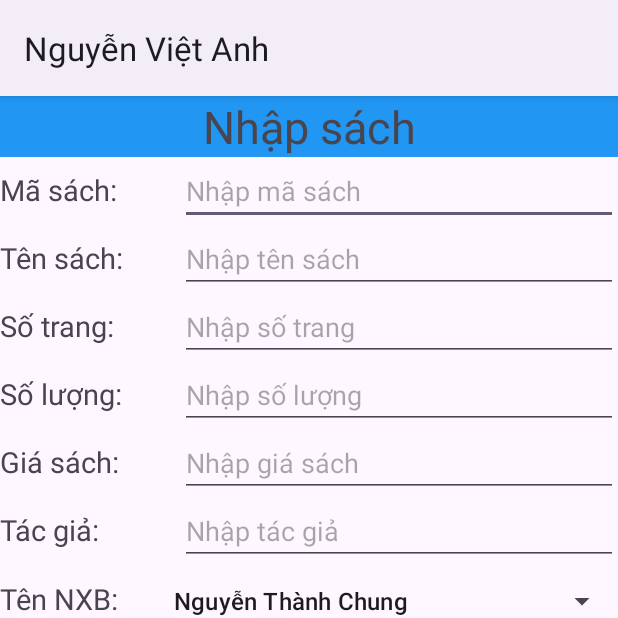
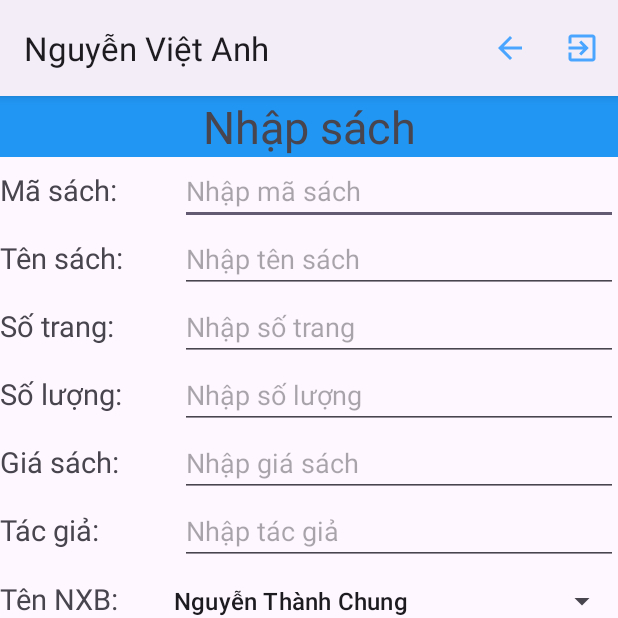
Before and after one commit to NgVietAnh24/quanlythuvien, an Android app: the Nhap_Sach screen opened directly, with no data from a screen before it, on a phone screen of 412 x 824 dp, the top half of it. Run offline under Robolectric (Android 15) with nearby library versions, the light colour scheme and no system bars.

Commit message:
commit and Push

```diff
--- a/app/src/main/java/com/example/quanlythuvien/DB_Users.java
+++ b/app/src/main/java/com/example/quanlythuvien/DB_Users.java
@@ -50,7 +50,7 @@ public class DB_Users extends SQLiteOpenHelper {
     //Kiểm tra người dùng có tồn tại hay không
     public boolean isUserExists(String username, String password) {
         SQLiteDatabase db = this.getReadableDatabase();
-        String sql = "SELECT * FROM tbUSer WHERE username = ? AND password = ?";
+        String sql = "SELECT * FROM tbUser WHERE username = ? AND password = ?";
         Cursor cursor = db.rawQuery(sql, new String[]{username, password});
 
         boolean exists = cursor.moveToFirst();
--- a/app/src/main/java/com/example/quanlythuvien/Danh_Sach_Tra.java
+++ b/app/src/main/java/com/example/quanlythuvien/Danh_Sach_Tra.java
@@ -80,9 +80,7 @@ public class Danh_Sach_Tra extends AppCompatActivity {
         if (item.getItemId() == R.id.mnBack) {
             onBackPressed();
         }
-        if (item.getItemId() == R.id.mnThoat) {
-            finish();
-        }
+
         return super.onOptionsItemSelected(item);
     }
 }
--- a/app/src/main/java/com/example/quanlythuvien/Login.java
+++ b/app/src/main/java/com/example/quanlythuvien/Login.java
@@ -27,18 +27,16 @@ public class Login extends AppCompatActivity {
     }
 
     private void setEvent() {
-
+        db_users = new DB_Users(this);
         btnLogin.setOnClickListener(new View.OnClickListener() {
             @Override
             public void onClick(View view) {
-                // Kiểm tra tên người dùng và mật khẩu
                 String username = edtUserName.getText().toString();
                 String password = edtPassWord.getText().toString();
                 if (db_users.isUserExists(username, password)) {
                     // Đăng nhập thành công
                     Toast.makeText(Login.this, "Đăng nhập thành công", Toast.LENGTH_SHORT).show();
-
-                        // Chuyển sang màn hình chính
+                    // Chuyển sang màn hình chính
                     Intent intent = new Intent(Login.this, MainActivity.class);
                     startActivity(intent);
                     finish();
--- a/app/src/main/java/com/example/quanlythuvien/NguoiDung.java
+++ b/app/src/main/java/com/example/quanlythuvien/NguoiDung.java
@@ -69,10 +69,7 @@ public class NguoiDung extends AppCompatActivity {
         {
             onBackPressed();
         }
-        if(item.getItemId() == R.id.mnThoat)
-        {
-            finish();
-        }
+
         return super.onOptionsItemSelected(item);
     }
 }
--- a/app/src/main/java/com/example/quanlythuvien/Nhap_Sach.java
+++ b/app/src/main/java/com/example/quanlythuvien/Nhap_Sach.java
@@ -1,6 +1,8 @@
 package com.example.quanlythuvien;
 
 import android.os.Bundle;
+import android.view.Menu;
+import android.view.MenuItem;
 import android.view.View;
 import android.widget.AdapterView;
 import android.widget.ArrayAdapter;
@@ -10,6 +12,7 @@ import android.widget.ListView;
 import android.widget.Spinner;
 import android.widget.Toast;
 
+import androidx.annotation.NonNull;
 import androidx.appcompat.app.AppCompatActivity;
 
 import java.util.ArrayList;
@@ -214,4 +217,16 @@ public class Nhap_Sach extends AppCompatActivity {
         btnSua = findViewById(R.id.btnSua);
         btnDanhSach = findViewById(R.id.btnDanhSach);
     }
+    public boolean onCreateOptionsMenu(Menu menu) {
+        getMenuInflater().inflate(R.menu.nav_manu,menu);
+        return super.onCreateOptionsMenu(menu);
+    }
+    public boolean onOptionsItemSelected(@NonNull MenuItem item) {
+        if(item.getItemId() == R.id.mnBack)
+        {
+            onBackPressed();
+        }
+
+        return super.onOptionsItemSelected(item);
+    }
 }
--- a/app/src/main/java/com/example/quanlythuvien/ThongKe.java
+++ b/app/src/main/java/com/example/quanlythuvien/ThongKe.java
@@ -82,10 +82,7 @@ public class ThongKe extends AppCompatActivity {
         {
             onBackPressed();
         }
-        if(item.getItemId() == R.id.mnThoat)
-        {
-            finish();
-        }
+
         return super.onOptionsItemSelected(item);
     }
 }
--- a/app/src/main/java/com/example/quanlythuvien/TimSach.java
+++ b/app/src/main/java/com/example/quanlythuvien/TimSach.java
@@ -75,10 +75,7 @@ public class TimSach extends AppCompatActivity {
         {
             onBackPressed();
         }
-        if(item.getItemId() == R.id.mnThoat)
-        {
-            finish();
-        }
+
         return super.onOptionsItemSelected(item);
     }
 }
--- /dev/null
+++ b/app/src/main/res/drawable/baseline_exit_to_app_24.xml
@@ -0,0 +1,5 @@
+<vector android:autoMirrored="true" android:height="24dp"
+    android:tint="#49A5FF" android:viewportHeight="24"
+    android:viewportWidth="24" android:width="24dp" xmlns:android="http://schemas.android.com/apk/res/android">
+    <path android:fillColor="@android:color/white" android:pathData="M10.09,15.59L11.5,17l5,-5 -5,-5 -1.41,1.41L12.67,11H3v2h9.67l-2.58,2.59zM19,3H5c-1.11,0 -2,0.9 -2,2v4h2V5h14v14H5v-4H3v4c0,1.1 0.89,2 2,2h14c1.1,0 2,-0.9 2,-2V5c0,-1.1 -0.9,-2 -2,-2z"/>
+</vector>
--- a/app/src/main/res/menu/nav_manu.xml
+++ b/app/src/main/res/menu/nav_manu.xml
@@ -7,9 +7,9 @@
         android:title="Quay Về"
         app:showAsAction="always"/>
     <item
-        android:id="@+id/mnThoat"
-        android:icon="@drawable/baseline_home_24"
-        android:title="Thoát"
+        android:id="@+id/mnDangXuat"
+        android:icon="@drawable/baseline_exit_to_app_24"
+        android:title="Đăng xuất"
         app:showAsAction="always"/>
 
 </menu>
--- a/build.gradle.kts
+++ b/build.gradle.kts
@@ -1,4 +1,4 @@
 // Top-level build file where you can add configuration options common to all sub-projects/modules.
 plugins {
-    id("com.android.application") version "8.1.1" apply false
+    id("com.android.application") version "8.1.4" apply false
 }
```
Also changed, not shown: app/src/main/AndroidManifest.xml (+8 -8 lines), app/src/main/java/com/example/quanlythuvien/ChiTietSach.java (deleted, +0 -100 lines), app/src/main/java/com/example/quanlythuvien/MainActivity.java (+11 -3 lines), app/src/main/java/com/example/quanlythuvien/Notify_Exiyt.java (added, +36 -0 lines), app/src/main/java/com/example/quanlythuvien/SignUp.java (+14 -10 lines). Lines whose indentation alone changed are shown as unchanged.
